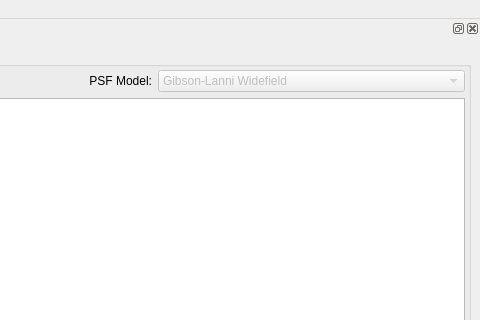
CISMM/PSFEstimator, file apps/PSFEstimator/PSFEstimator.ui: the form before one commit; both pictures show x 522 to 1002 and y 0 to 320 of the 1002 by 806 pixel window.
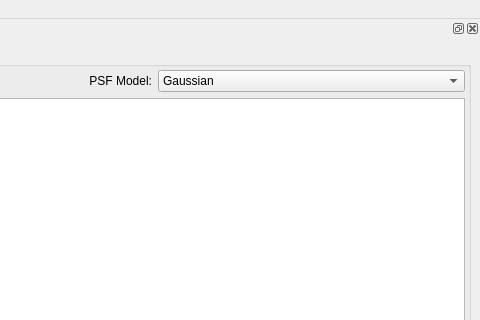
The form after the commit. Custom widgets are drawn as their Qt base class.

```diff
--- a/apps/PSFEstimator/PSFEstimator.ui
+++ b/apps/PSFEstimator/PSFEstimator.ui
@@ -732,7 +732,7 @@
   <widget class="QDockWidget" name="psfSettingsDockWidget">
    <property name="minimumSize">
     <size>
-     <width>323</width>
+     <width>378</width>
      <height>524</height>
     </size>
    </property>
@@ -781,10 +781,13 @@
            <item>
             <widget class="QComboBox" name="psfModelComboBox">
              <property name="enabled">
+              <bool>true</bool>
+             </property>
+             <property name="editable">
               <bool>false</bool>
              </property>
              <property name="currentIndex">
-              <number>1</number>
+              <number>0</number>
              </property>
              <item>
               <property name="text">
```
Left out of the diff: 8 changed lines with no effect on the pictures.
